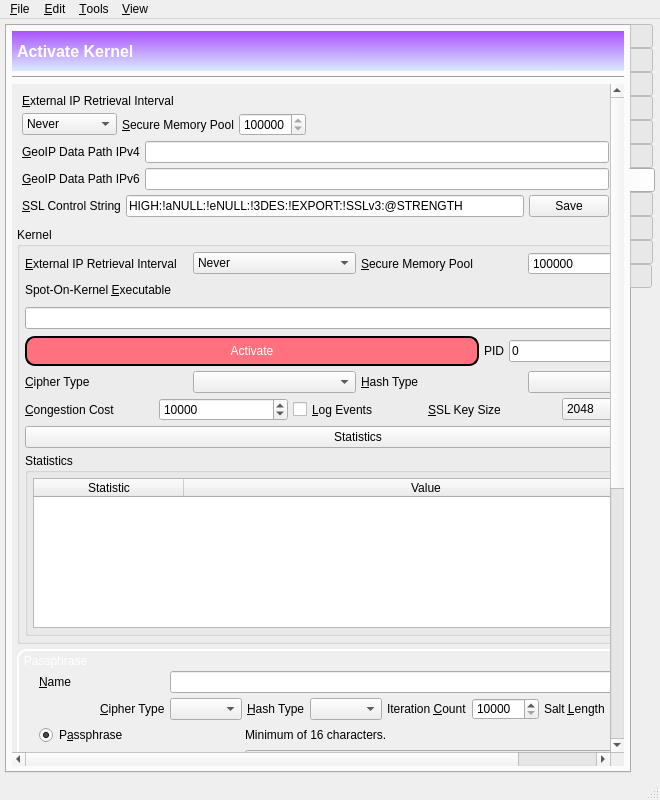
Before: the Qt Designer form branches/trunk/GoldBug-UI/controlcenter.ui in textbrowser/spot-on, drawn with Qt 5.
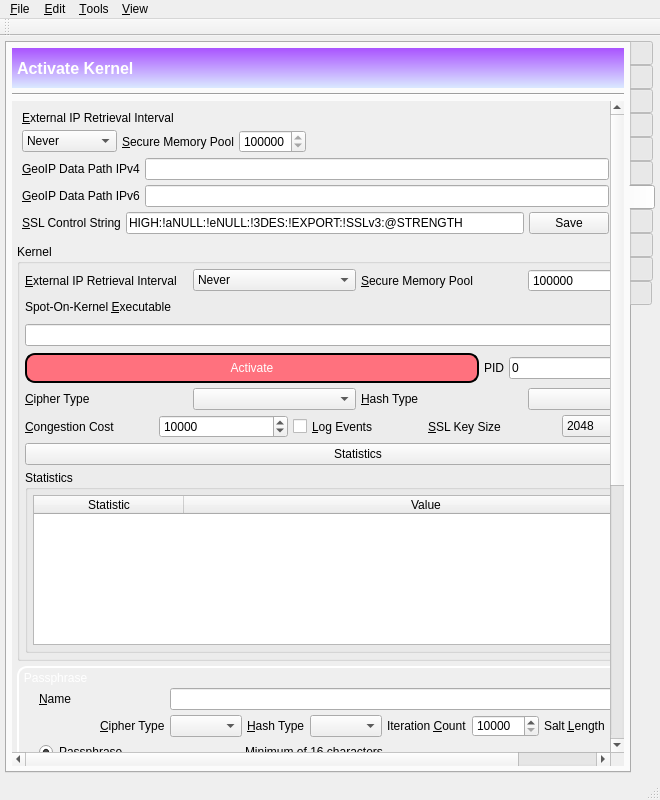
After: the same form once the commit is applied. The open tabs and pages were chosen to show the change. Icons and pictures are not drawn. Custom widgets are drawn as their Qt base class.

What changed in the file:
```diff
--- a/branches/trunk/GoldBug-UI/controlcenter.ui
+++ b/branches/trunk/GoldBug-UI/controlcenter.ui
@@ -6233,9 +6233,9 @@
           <widget class="QWidget" name="scrollAreaWidgetContents">
            <property name="geometry">
             <rect>
-             <x>-215</x>
-             <y>-642</y>
-             <width>771</width>
+             <x>0</x>
+             <y>0</y>
+             <width>806</width>
              <height>1302</height>
             </rect>
            </property>
@@ -10553,6 +10553,23 @@
    <addaction name="menu_Tools"/>
    <addaction name="menu_View"/>
   </widget>
+  <widget class="QToolBar" name="toolBar">
+   <property name="windowTitle">
+    <string>toolBar</string>
+   </property>
+   <property name="allowedAreas">
+    <set>Qt::BottomToolBarArea|Qt::TopToolBarArea</set>
+   </property>
+   <property name="floatable">
+    <bool>false</bool>
+   </property>
+   <attribute name="toolBarArea">
+    <enum>TopToolBarArea</enum>
+   </attribute>
+   <attribute name="toolBarBreak">
+    <bool>false</bool>
+   </attribute>
+  </widget>
   <action name="action_Quit">
    <property name="text">
     <string>&amp;Quit</string>
```
Left out of the diff: 16 changed lines with no effect on the pictures.
